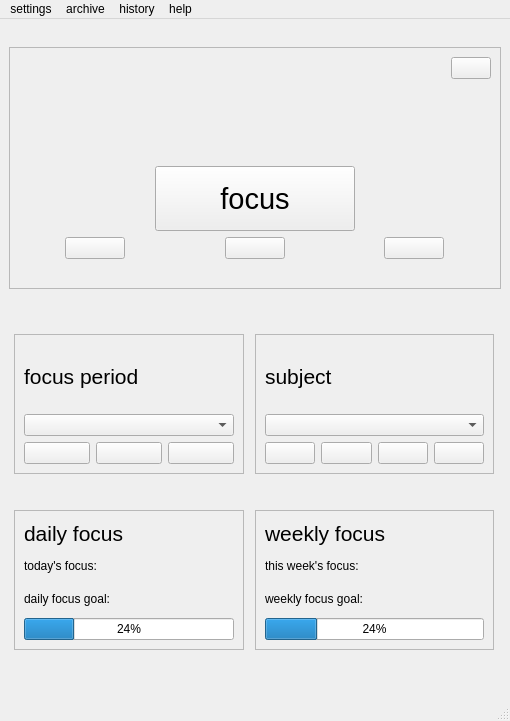
Above: ui/mainwindow.ui from dop14/monkmode before the change. Below: the same form after it.
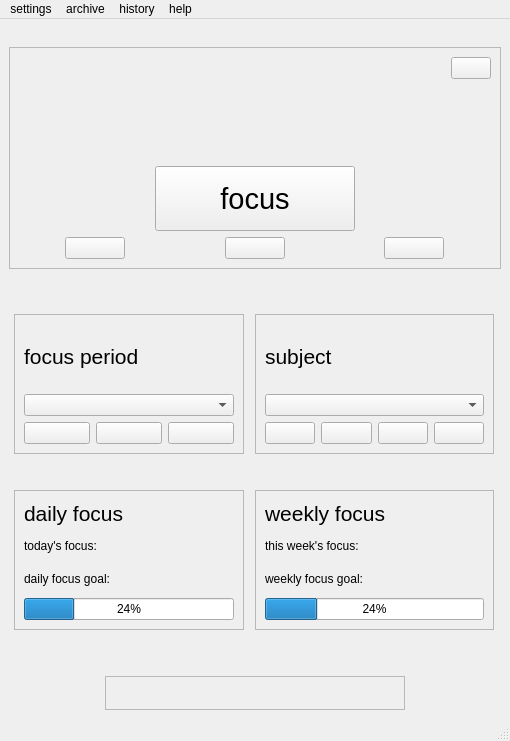
That is the form after the change. Icons and pictures are not drawn.

What changed in the file:
```diff
--- a/ui/mainwindow.ui
+++ b/ui/mainwindow.ui
@@ -7,7 +7,7 @@
     <x>0</x>
     <y>0</y>
     <width>510</width>
-    <height>721</height>
+    <height>741</height>
    </rect>
   </property>
   <property name="sizePolicy">
@@ -208,18 +208,6 @@
            </item>
           </layout>
          </item>
-         <item alignment="Qt::AlignmentFlag::AlignHCenter">
-          <widget class="QLabel" name="quote_label">
-           <property name="font">
-            <font>
-             <pointsize>9</pointsize>
-            </font>
-           </property>
-           <property name="text">
-            <string/>
-           </property>
-          </widget>
-         </item>
         </layout>
        </widget>
       </item>
@@ -571,6 +559,66 @@
       </property>
      </spacer>
     </item>
+    <item alignment="Qt::AlignmentFlag::AlignHCenter">
+     <widget class="QFrame" name="quoteFrame">
+      <property name="sizePolicy">
+       <sizepolicy hsizetype="Fixed" vsizetype="Fixed">
+        <horstretch>0</horstretch>
+        <verstretch>0</verstretch>
+       </sizepolicy>
+      </property>
+      <property name="minimumSize">
+       <size>
+        <width>300</width>
+        <height>0</height>
+       </size>
+      </property>
+      <property name="frameShape">
+       <enum>QFrame::Shape::StyledPanel</enum>
+      </property>
+      <property name="frameShadow">
+       <enum>QFrame::Shadow::Raised</enum>
+      </property>
+      <layout class="QVBoxLayout" name="verticalLayout_4">
+       <item alignment="Qt::AlignmentFlag::AlignHCenter|Qt::AlignmentFlag::AlignVCenter">
+        <widget class="QLabel" name="quote_label">
+         <property name="sizePolicy">
+          <sizepolicy hsizetype="Fixed" vsizetype="Fixed">
+           <horstretch>0</horstretch>
+           <verstretch>0</verstretch>
+          </sizepolicy>
+         </property>
+         <property name="minimumSize">
+          <size>
+           <width>0</width>
+           <height>0</height>
+          </size>
+         </property>
+         <property name="maximumSize">
+          <size>
+           <width>16777215</width>
+           <height>16777215</height>
+          </size>
+         </property>
+         <property name="font">
+          <font>
+           <pointsize>9</pointsize>
+          </font>
+         </property>
+         <property name="text">
+          <string/>
+         </property>
+         <property name="wordWrap">
+          <bool>true</bool>
+         </property>
+         <property name="margin">
+          <number>0</number>
+         </property>
+        </widget>
+       </item>
+      </layout>
+     </widget>
+    </item>
    </layout>
   </widget>
   <widget class="QMenuBar" name="menubar">
```
